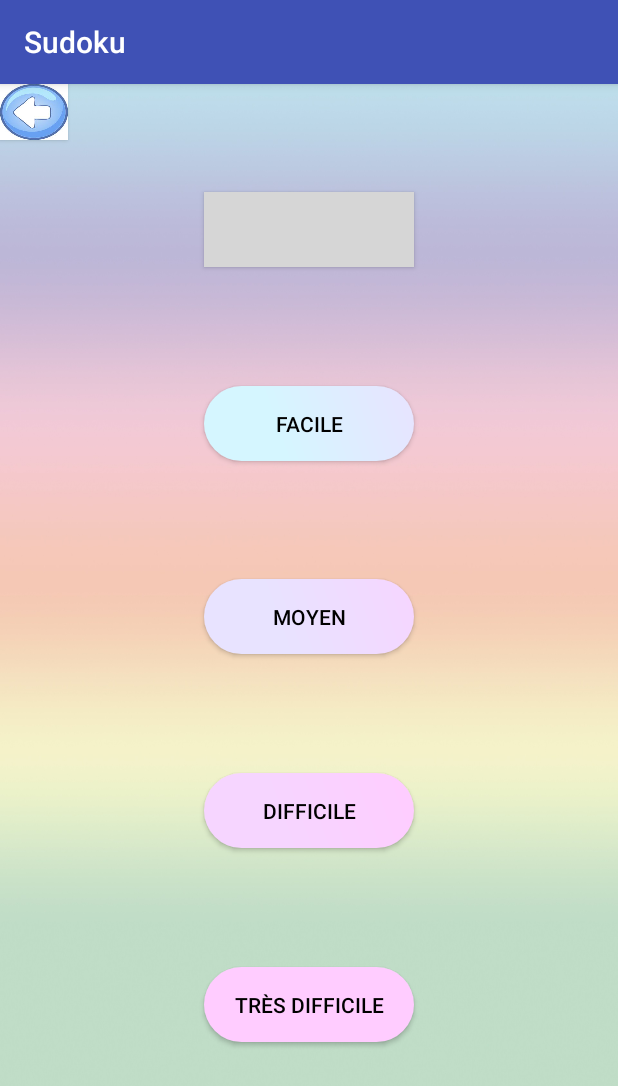
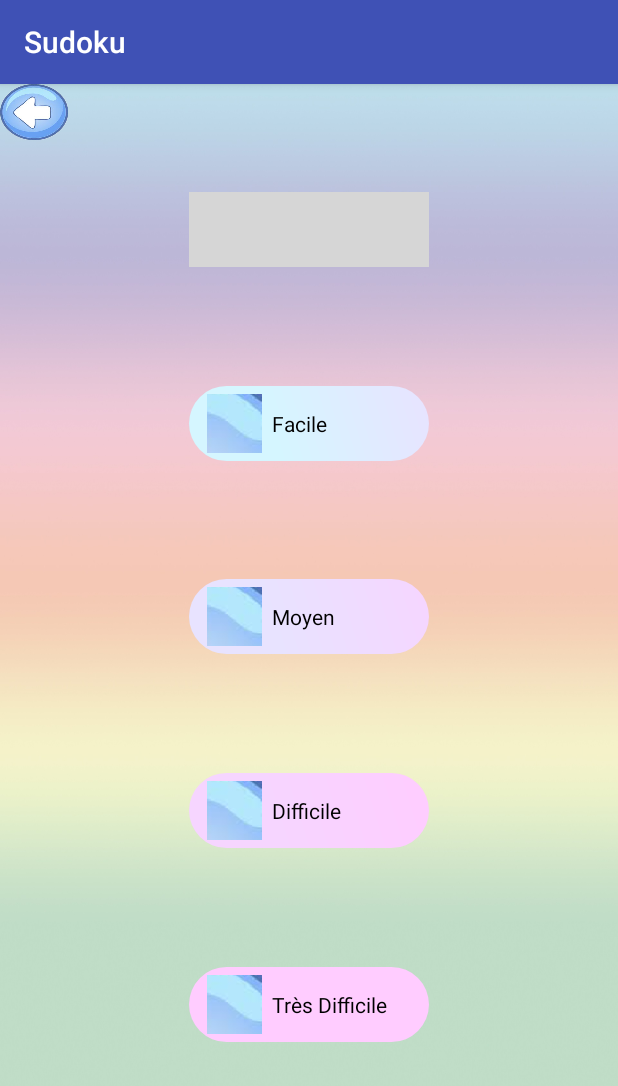
Before and after one commit to VincentDestrieux/sudokuAgile, an Android app: the Niveau screen opened directly, with no data from a screen before it, on a phone screen of 412 x 824 dp. Shown: the top 1086 px of the screen. Run offline under Robolectric (Android 15) with nearby library versions, the light colour scheme and no system bars; grey boxes are pictures that could not be loaded.

Commit message:
Modification 1/2 bouton page 2

```diff
--- a/app/src/main/res/drawable/bouton_facile.xml
+++ b/app/src/main/res/drawable/bouton_facile.xml
@@ -21,4 +21,5 @@
         android:width="140dp"
         android:height="50dp"
         />
+
 </shape>
--- a/app/src/main/res/layout/activity_niveau.xml
+++ b/app/src/main/res/layout/activity_niveau.xml
@@ -7,12 +7,28 @@
     android:background="@drawable/pastel"
     tools:context="com.miage.master.myapplication.Niveau">
 
-    <Button
+    <!-- Ancien Format des boutons a garder au cas où
+  <Button
+      android:id="@+id/buttonTresFacile"
+      android:layout_width="140dp"
+      android:layout_height="50dp"
+      android:text="@string/tresFacile"
+      android:textColor="#000000"
+      android:background="@drawable/bouton_tres_facile"
+      app:layout_constraintBottom_toBottomOf="parent"
+      app:layout_constraintHorizontal_bias="0.5"
+      app:layout_constraintLeft_toLeftOf="parent"
+      app:layout_constraintRight_toRightOf="parent"
+      app:layout_constraintTop_toTopOf="parent"
+      app:layout_constraintVertical_bias="0.100"
+      />
+      -->
+
+    <LinearLayout
         android:id="@+id/buttonTresFacile"
-        android:layout_width="140dp"
+        android:padding="5dp"
+        android:layout_width="160dp"
         android:layout_height="50dp"
-        android:text="@string/tresFacile"
-        android:textColor="#000000"
         android:background="@drawable/bouton_tres_facile"
         app:layout_constraintBottom_toBottomOf="parent"
         app:layout_constraintHorizontal_bias="0.5"
@@ -20,14 +36,32 @@
         app:layout_constraintRight_toRightOf="parent"
         app:layout_constraintTop_toTopOf="parent"
         app:layout_constraintVertical_bias="0.100"
-        />
+        android:clickable="true"
+        android:focusable="true"
+        android:onClick="retour">
 
-    <Button
+        <ImageView
+            android:id="@+id/imageTresFacile"
+            android:layout_width="50dp"
+            android:layout_height="fill_parent"
+            android:src="@drawable/tmp" />
+
+        <TextView
+            android:layout_width="fill_parent"
+            android:layout_height="fill_parent"
+            android:layout_weight="1"
+            android:lines="1"
+            android:gravity="center_vertical"
+            android:textColor="#000000"
+            android:text="@string/tresFacile" />
+
+    </LinearLayout>
+
+    <LinearLayout
         android:id="@+id/buttonFacile"
-        android:layout_width="140dp"
+        android:padding="5dp"
+        android:layout_width="160dp"
         android:layout_height="50dp"
-        android:text="@string/facile"
-        android:textColor="#000000"
         android:background="@drawable/bouton_facile"
         app:layout_constraintBottom_toBottomOf="parent"
         app:layout_constraintHorizontal_bias="0.5"
@@ -35,14 +69,32 @@
         app:layout_constraintRight_toRightOf="parent"
         app:layout_constraintTop_toTopOf="parent"
         app:layout_constraintVertical_bias="0.280"
-       />
+        android:clickable="true"
+        android:focusable="true"
+        >
 
-    <Button
+        <ImageView
+            android:id="@+id/imageFacile"
+            android:layout_width="50dp"
+            android:layout_height="fill_parent"
+            android:src="@drawable/tmp" />
+
+        <TextView
+            android:layout_width="fill_parent"
+            android:layout_height="fill_parent"
+            android:layout_weight="1"
+            android:lines="1"
+            android:gravity="center_vertical"
+            android:textColor="#000000"
+            android:text="@string/facile" />
+
+    </LinearLayout>
+
+    <LinearLayout
         android:id="@+id/buttonMoyen"
-        android:layout_width="140dp"
+        android:padding="5dp"
+        android:layout_width="160dp"
         android:layout_height="50dp"
-        android:text="@string/moyen"
-        android:textColor="#000000"
         android:background="@drawable/bouton_moyen"
         app:layout_constraintBottom_toBottomOf="parent"
         app:layout_constraintHorizontal_bias="0.5"
@@ -50,14 +102,32 @@
         app:layout_constraintRight_toRightOf="parent"
         app:layout_constraintTop_toTopOf="parent"
         app:layout_constraintVertical_bias="0.460"
-        />
+        android:clickable="true"
+        android:focusable="true"
+        >
 
-    <Button
+        <ImageView
+            android:id="@+id/imageMoyen"
+            android:layout_width="50dp"
+            android:layout_height="fill_parent"
+            android:src="@drawable/tmp" />
+
+        <TextView
+            android:layout_width="fill_parent"
+            android:layout_height="fill_parent"
+            android:layout_weight="1"
+            android:lines="1"
+            android:gravity="center_vertical"
+            android:textColor="#000000"
+            android:text="@string/moyen" />
+
+    </LinearLayout>
+
+    <LinearLayout
         android:id="@+id/buttonDifficile"
-        android:layout_width="140dp"
+        android:padding="5dp"
+        android:layout_width="160dp"
         android:layout_height="50dp"
-        android:text="@string/difficile"
-        android:textColor="#000000"
         android:background="@drawable/bouton_difficile"
         app:layout_constraintBottom_toBottomOf="parent"
         app:layout_constraintHorizontal_bias="0.5"
@@ -65,15 +135,32 @@
         app:layout_constraintRight_toRightOf="parent"
         app:layout_constraintTop_toTopOf="parent"
         app:layout_constraintVertical_bias="0.640"
+        android:clickable="true"
+        android:focusable="true"
+        >
 
-        />
+        <ImageView
+            android:id="@+id/imageDifficile"
+            android:layout_width="50dp"
+            android:layout_height="fill_parent"
+            android:src="@drawable/tmp" />
 
-    <Button
+        <TextView
+            android:layout_width="fill_parent"
+            android:layout_height="fill_parent"
+            android:layout_weight="1"
+            android:lines="1"
+            android:gravity="center_vertical"
+            android:textColor="#000000"
+            android:text="@string/difficile" />
+
+    </LinearLayout>
+
+    <LinearLayout
         android:id="@+id/buttonTresDifficile"
-        android:layout_width="140dp"
+        android:padding="5dp"
+        android:layout_width="160dp"
         android:layout_height="50dp"
-        android:text="@string/tresDifficile"
-        android:textColor="#000000"
         android:background="@drawable/bouton_tres_difficile"
         app:layout_constraintBottom_toBottomOf="parent"
         app:layout_constraintHorizontal_bias="0.5"
@@ -81,7 +168,26 @@
         app:layout_constraintRight_toRightOf="parent"
         app:layout_constraintTop_toTopOf="parent"
         app:layout_constraintVertical_bias="0.820"
-    />
+        android:clickable="true"
+        android:focusable="true"
+        >
+
+        <ImageView
+            android:id="@+id/imageTresDifficile"
+            android:layout_width="50dp"
+            android:layout_height="fill_parent"
+            android:src="@drawable/tmp" />
+
+        <TextView
+            android:layout_width="fill_parent"
+            android:layout_height="fill_parent"
+            android:layout_weight="1"
+            android:lines="1"
+            android:gravity="center_vertical"
+            android:textColor="#000000"
+            android:text="@string/tresDifficile" />
+
+    </LinearLayout>
 
     <Button
         android:id="@+id/buttonRetour"
```
Also changed, not shown: app/src/main/res/drawable/retour.jpg (deleted), app/src/main/res/drawable/retour.png (added), app/src/main/res/drawable/tmp.png (added).
